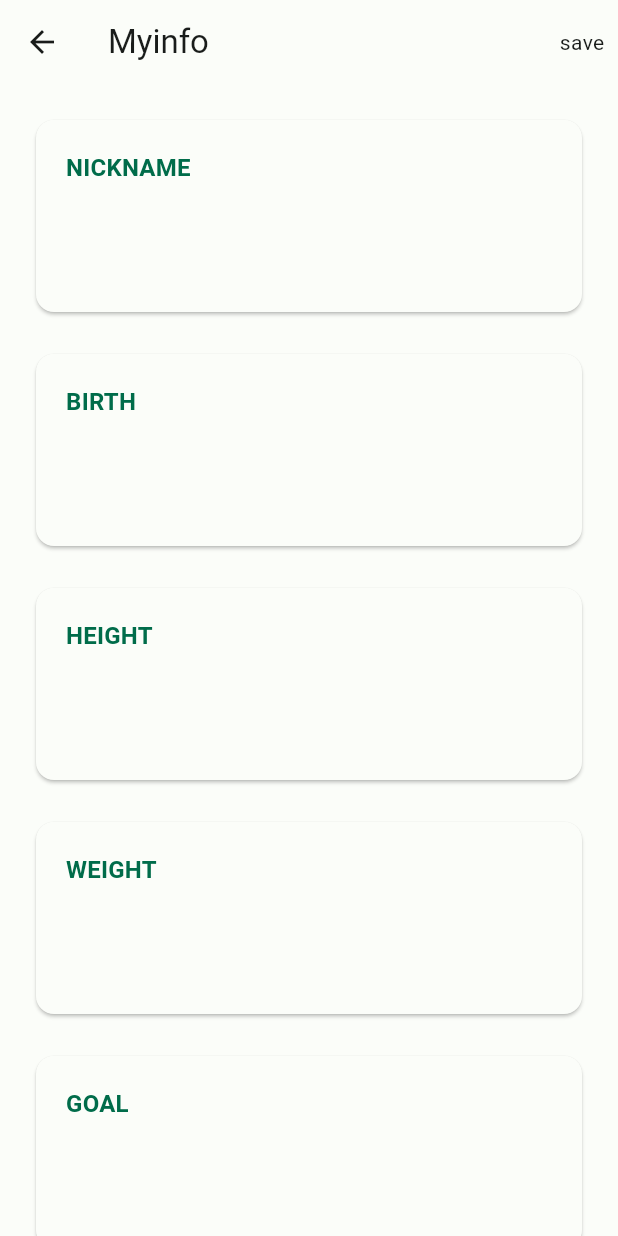
After one commit to seungjoonH/enfp, a Flutter app: the MyInfoPage screen opened by its route, on a phone screen of 412 x 824 dp. The commit adds this screen. Run offline on Flutter 3.47's test engine with Material 2 defaults, Android fonts, the phone set to English and light mode, and no system bars; our stand-ins replace camera, cloud_firestore, firebase_auth, firebase_core, firebase_storage, get and 4 more; missing offline and left inert: flutter_shake_animated, tflite_flutter, tflite_flutter_helper; accounts and stored records are empty.

Commit message:
My info page implemented

```diff
--- a/lib/presenter/global.dart
+++ b/lib/presenter/global.dart
@@ -4,6 +4,7 @@ import 'package:enfp/presenter/page/friend/friend.dart';
 import 'package:enfp/presenter/page/friend/search.dart';
 import 'package:enfp/presenter/page/home.dart';
 import 'package:enfp/presenter/page/lang.dart';
+import 'package:enfp/presenter/page/my_info.dart';
 import 'package:enfp/presenter/page/profile_image.dart';
 import 'package:enfp/presenter/page/ranking.dart';
 import 'package:enfp/presenter/page/register.dart';
@@ -43,6 +44,7 @@ class GlobalP extends GetxController {
     Get.put(SettingP());
     Get.put(CameraP());
     Get.put(ProfileImageP());
+    Get.put(MyInfoP());
 
     Get.put(InputP());
   }
--- /dev/null
+++ b/lib/presenter/page/my_info.dart
@@ -0,0 +1,53 @@
+import 'package:enfp/global/date.dart';
+import 'package:enfp/model/class/user.dart';
+import 'package:enfp/model/enum/sex.dart';
+import 'package:enfp/presenter/model/user.dart';
+import 'package:enfp/presenter/widget/input.dart';
+import 'package:get/get.dart';
+
+class MyInfoP extends GetxController {
+  static void toMyInfo() {
+    final myInfoP = Get.find<MyInfoP>();
+    Get.toNamed('/myInfo');
+    myInfoP.init();
+  }
+
+  void init() {
+    final inputP = Get.find<InputP>();
+    inputP.init(); update();
+  }
+
+  void submit() async {
+    final userP = Get.find<UserP>();
+    final inputP = Get.find<InputP>();
+
+    inputP.validate('nickname');
+    inputP.validate('birth');
+    inputP.validate('height');
+    inputP.validate('weight');
+    inputP.validate('goal');
+
+    late EUser updated;
+
+    if (inputP.valid) {
+      updated = EUser.fromJson({
+        'uid': userP.data['uid'],
+        'nickname': inputP.nickname,
+        'sex': userP.loggedUser!.sex.name,
+        'birth': toTimestamp(inputP.birth),
+        'height': inputP.height,
+        'weight': inputP.weight,
+        'goal': inputP.goal,
+        'imageUrl': userP.loggedUser!.imageUrl,
+        'regDate': toTimestamp(userP.loggedUser!.regDate),
+        'records': userP.loggedUser!.records,
+        'friendUids': userP.loggedUser!.friendUids,
+      });
+
+      userP.loggedUser = updated;
+      userP.save();
+
+      Get.back();
+    }
+  }
+}
--- a/lib/presenter/page/profile_image.dart
+++ b/lib/presenter/page/profile_image.dart
@@ -11,7 +11,7 @@ class ProfileImageP extends GetxController {
 
   static void toProfileImage(EUser user) {
     Get.toNamed('/profileImage', arguments: user);
-    final profileImageP = Get.find<ProfileImageP>()
+    final profileImageP = Get.find<ProfileImageP>();
     profileImageP.user = user;
     profileImageP.init();
   }
--- a/lib/presenter/page/register.dart
+++ b/lib/presenter/page/register.dart
@@ -12,6 +12,7 @@ class RegisterP extends GetxController {
     Get.toNamed('/register');
     registerP.init();
   }
+
   void init() {
     final registerP = Get.find<RegisterP>();
     final inputP = Get.find<InputP>();
--- a/lib/presenter/widget/input.dart
+++ b/lib/presenter/widget/input.dart
@@ -1,9 +1,11 @@
 import 'package:enfp/global/date.dart';
 import 'package:enfp/global/string.dart';
 import 'package:enfp/model/class/user.dart';
+import 'package:enfp/presenter/model/user.dart';
 import 'package:enfp/presenter/page/lang.dart';
 import 'package:flutter/material.dart';
 import 'package:get/get.dart';
+import 'package:intl/intl.dart';
 
 class Field {
   bool invalid = false;
@@ -39,6 +41,12 @@ class InputP extends GetxController {
   int get weight => int.parse(getFields('weight')!.controller.text);
   int get goal => int.parse(getFields('goal')!.controller.text);
 
+  set nickname(String text) => getFields('nickname')!.controller.text = text;
+  set birth(DateTime date) => getFields('birth')!.controller.text = dateToString('yyyyMMdd', date)!;
+  set height(int value) => getFields('height')!.controller.text = '$value';
+  set weight(int value) => getFields('weight')!.controller.text = '$value';
+  set goal(int value) => getFields('goal')!.controller.text = '$value';
+
   bool get valid => _fields.values.map((field) => field.invalid).every((e) => !e);
 
   Map<String, bool> getConditions(String type, String text) {
@@ -49,7 +57,7 @@ class InputP extends GetxController {
         'less-2'   : text.length < 2,
         'more-10'  : text.length > 10,
         'has-scv'  : hasSeparatedConsonantOrVowel(text),
-        'has-space': text.contains(' '),
+        // 'has-space': text.contains(' '),
         'has-spc'  : RegExp(r'[`~!@#$%^&*|"' r"'‘’””;:/?]").hasMatch(text),
         'only-num' : int.tryParse(text) != null,
         'enter'    : text == '',
@@ -81,10 +89,20 @@ class InputP extends GetxController {
   }
 
   void init() {
-    _fields.forEach((keyword, field) {
-      field.hintText = initHintTexts[keyword];
-      field.controller.clear();
-    });
+    final userP = Get.find<UserP>();
+    if (userP.loggedUser == null) {
+      _fields.forEach((keyword, field) {
+        field.hintText = initHintTexts[keyword];
+        field.controller.clear();
+      });
+    }
+    else {
+      nickname = userP.loggedUser!.nickname;
+      birth = userP.loggedUser!.birth;
+      height = userP.loggedUser!.height;
+      weight = userP.loggedUser!.weight;
+      goal = userP.loggedUser!.goal;
+    }
     update();
   }
 
--- a/lib/route.dart
+++ b/lib/route.dart
@@ -4,6 +4,7 @@ import 'package:enfp/view/page/friend/search.dart';
 import 'package:enfp/view/page/home.dart';
 import 'package:enfp/view/page/lang.dart';
 import 'package:enfp/view/page/login.dart';
+import 'package:enfp/view/page/my_info.dart';
 import 'package:enfp/view/page/profile_image.dart';
 import 'package:enfp/view/page/ranking.dart';
 import 'package:enfp/view/page/register.dart';
@@ -32,6 +33,7 @@ class ERoute {
     '/setting': const SettingPage(),
     '/camera': const CameraPage(),
     '/profileImage': const ProfileImagePage(),
+    '/myInfo': const MyInfoPage(),
   };
 
   // 겟페이지 리스트
--- a/lib/view/page/camera.dart
+++ b/lib/view/page/camera.dart
@@ -206,7 +206,7 @@ class FloatingMessageWidget extends StatelessWidget {
   @override
   Widget build(BuildContext context) {
     Size screenSize = MediaQuery.of(context).size;
-    EdgeInsets padding = EdgeInsets.all(screenSize.width * .05);
+    EdgeInsets padding = EdgeInsets.all(screenSize.width * .02);
 
     return GetBuilder<CameraP>(
       builder: (cameraP) {
--- /dev/null
+++ b/lib/view/page/my_info.dart
@@ -0,0 +1,56 @@
+import 'package:enfp/global/string.dart';
+import 'package:enfp/model/enum/sex.dart';
+import 'package:enfp/presenter/page/lang.dart';
+import 'package:enfp/presenter/page/my_info.dart';
+import 'package:enfp/view/widget/card.dart';
+import 'package:enfp/view/widget/input_field.dart';
+import 'package:flutter/material.dart';
+import 'package:get/get.dart';
+
+class MyInfoPage extends StatefulWidget {
+  const MyInfoPage({Key? key}) : super(key: key);
+
+  @override
+  State<MyInfoPage> createState() => _MyInfoPageState();
+}
+
+class _MyInfoPageState extends State<MyInfoPage> {
+  @override
+  Widget build(BuildContext context) {
+    return GetBuilder<MyInfoP>(
+        builder: (myInfoP) {
+          return Scaffold(
+            appBar: AppBar(
+              title: Text(capitalizeFirstChar(LangP.find('myInfo'))),
+              actions: [
+                IconButton(
+                  icon: Text(LangP.find('save')),
+                  onPressed: myInfoP.submit,
+                ),
+              ],
+            ),
+            body: Padding(
+              padding: const EdgeInsets.fromLTRB(20.0, 20.0, 20.0, 0.0),
+              child: SingleChildScrollView(
+                physics: const AlwaysScrollableScrollPhysics(),
+                child: Column(
+                  children: [
+                    InputCard(keyword: 'nickname'),
+                    const SizedBox(height: 20.0),
+                    InputCard(keyword: 'birth'),
+                    const SizedBox(height: 20.0),
+                    InputCard(keyword: 'height', keyboardType: TextInputType.number),
+                    const SizedBox(height: 20.0),
+                    InputCard(keyword: 'weight', keyboardType: TextInputType.number),
+                    const SizedBox(height: 20.0),
+                    InputCard(keyword: 'goal', keyboardType: TextInputType.number),
+                    const SizedBox(height: 100.0),
+                  ],
+                ),
+              ),
+            ),
+          );
+        }
+    );
+  }
+}
--- a/lib/view/page/profile_image.dart
+++ b/lib/view/page/profile_image.dart
@@ -96,7 +96,7 @@ class ProfileImagePage extends StatelessWidget {
             ),
           ),
         );
-      }
+      },
     );
   }
 }
--- a/lib/view/page/ranking.dart
+++ b/lib/view/page/ranking.dart
@@ -36,6 +36,7 @@ class RankingPage extends StatelessWidget {
                   title: capitalizeFirstChar(LangP.find('rank')),
                   width: double.infinity,
                   child: ListView.separated(
+                    physics: const NeverScrollableScrollPhysics(),
                     itemCount: rankingP.rankUsers.length,
                     itemBuilder: (context, index) {
                       EUser user = rankingP.rankUsers[index];
```
Also changed, not shown: lib/view/page/register.dart (+1 -9 lines), lib/view/page/setting.dart (+9 -6 lines).
